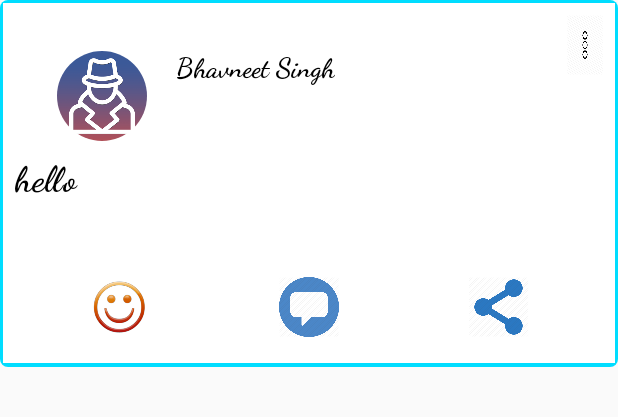
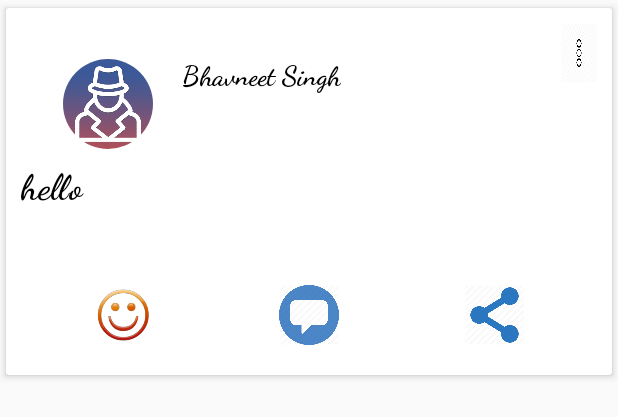
Before and after one commit to bhavneeet/Notes, an Android app: the layout post_list_layout.xml on its own in the app's theme, with its tools: preview values and no code run, on a phone screen of 412 x 824 dp. Shown: the top 417 px of the screen. Run offline under Robolectric (Android 15) with nearby library versions, the phone set to English and light mode, and no system bars.

```diff
--- a/app/build.gradle
+++ b/app/build.gradle
@@ -4,7 +4,7 @@ android {
     compileSdkVersion 26
     defaultConfig {
         applicationId "othello.com.example.bhavneetsingh.notes"
-        minSdkVersion 19
+        minSdkVersion 21
         targetSdkVersion 26
         versionCode 1
         versionName "1.0"
@@ -19,6 +19,7 @@ android {
 }
 
 dependencies {
+    compile 'com.android.support:cardview-v7:26.1.+'
     compile 'pl.droidsonroids.gif:android-gif-drawable:1.2.10'
     compile 'de.hdodenhof:circleimageview:2.2.0'
     implementation fileTree(dir: 'libs', include: ['*.jar'])
--- a/app/src/main/res/layout/post_list_layout.xml
+++ b/app/src/main/res/layout/post_list_layout.xml
@@ -1,13 +1,21 @@
 <?xml version="1.0" encoding="utf-8"?>
-<RelativeLayout xmlns:android="http://schemas.android.com/apk/res/android"
-    android:id="@+id/post_list_layout"
+<RelativeLayout
+    xmlns:android="http://schemas.android.com/apk/res/android"
     android:layout_width="match_parent"
     android:layout_height="wrap_content"
-    android:orientation="vertical"
-    android:padding="10dp"
+    android:id="@+id/post_list_layout">
+<android.support.v7.widget.CardView
+    xmlns:android="http://schemas.android.com/apk/res/android"
+    android:layout_width="match_parent"
+    android:layout_height="wrap_content"
+    xmlns:card_view="http://schemas.android.com/apk/res-auto"
+    card_view:cardUseCompatPadding="true"
+    card_view:cardElevation="3dp">
+<RelativeLayout xmlns:android="http://schemas.android.com/apk/res/android"
+    android:layout_width="match_parent"
+    android:layout_height="wrap_content"
 
-    android:background="@drawable/shadow"
-    >
+    android:padding="10dp">
 
     <RelativeLayout
         android:id="@+id/icon_layout"
@@ -45,37 +53,39 @@
         android:textColor="@android:color/black"
         android:textSize="24sp"
         android:textStyle="bold" />
+
         <LinearLayout
 
+            android:id="@+id/linearLayout"
+            android:layout_width="match_parent"
+            android:layout_height="40dp"
             android:layout_alignParentStart="true"
-        android:layout_below="@+id/postListText" android:layout_width="match_parent"
-        android:layout_height="40dp"
-        android:id="@+id/linearLayout"
-        android:background="@drawable/like_border"
-        android:layout_marginBottom="10dp">
+            android:layout_below="@+id/postListText"
+            android:layout_marginBottom="10dp"
+            android:background="@drawable/like_border">
+
             <pl.droidsonroids.gif.GifImageView
                 android:id="@+id/like_button"
                 android:layout_width="50dp"
 
                 android:layout_height="match_parent"
                 android:layout_weight="1"
+                android:background="@drawable/like_border"
+                android:backgroundTint="@color/colorWhite"
                 android:fontFamily="casual"
+                android:scaleType="fitCenter"
+                android:src="@drawable/smiley"
                 android:text="Like"
-            android:backgroundTint="@color/colorWhite"
-            android:background="@drawable/like_border"
-            android:src="@drawable/smiley"
-            android:scaleType="fitCenter"
-            android:textStyle="bold"
                 android:textColor="@color/colorPrimary"
-            />
+                android:textStyle="bold" />
 
             <ImageButton
                 android:id="@+id/comment_button"
                 android:layout_width="24dp"
                 android:layout_height="match_parent"
                 android:layout_weight="1"
+                android:background="@drawable/like_border"
                 android:backgroundTint="@color/colorWhite"
-            android:background="@drawable/like_border"
                 android:fontFamily="casual"
                 android:gravity="center"
                 android:scaleType="fitCenter"
@@ -87,17 +97,19 @@
 
                 android:id="@+id/share_button"
                 android:layout_width="50dp"
-            android:textColor="@color/colorPrimary"
                 android:layout_height="match_parent"
+                android:layout_weight="1"
+                android:background="@drawable/like_border"
+                android:backgroundTint="@color/colorWhite"
+                android:fontFamily="casual"
                 android:gravity="center"
-            android:layout_weight="1"
-            android:fontFamily="casual"
                 android:scaleType="fitCenter"
                 android:src="@drawable/share"
                 android:text="Share"
-            android:backgroundTint="@color/colorWhite"
-            android:background="@drawable/like_border"
+                android:textColor="@color/colorPrimary"
                 android:textStyle="bold" />
         </LinearLayout>
+</RelativeLayout>
 
+</android.support.v7.widget.CardView>
 </RelativeLayout>
```
Also changed, not shown: app/src/main/AndroidManifest.xml (+8 -9 lines), app/src/main/java/othello/com/example/bhavneetsingh/notes/LoginActivity.java (+13 -7 lines), app/src/main/java/othello/com/example/bhavneetsingh/notes/MainActivity.java (+13 -3 lines), app/src/main/res/layout/content_main.xml (+2 -6 lines), app/src/main/res/layout/share_follow_list.xml (+16 -6 lines). Lines whose indentation alone changed are shown as unchanged.
